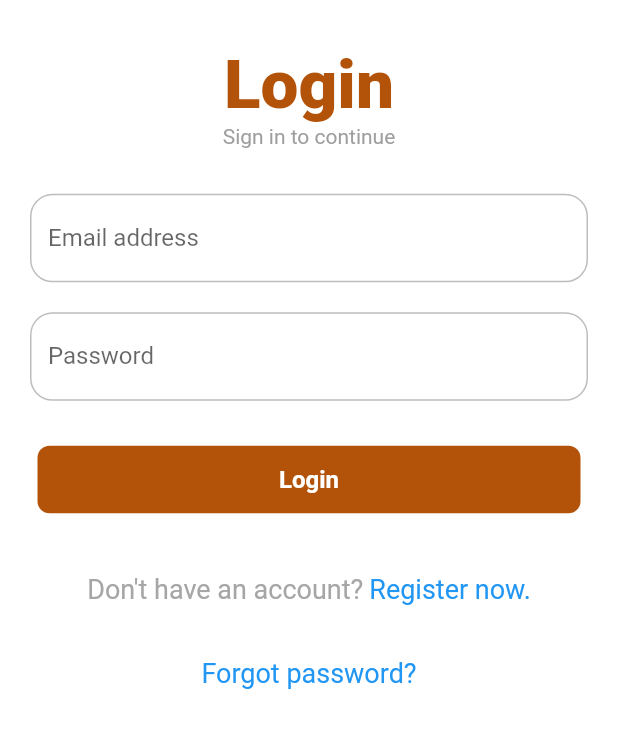
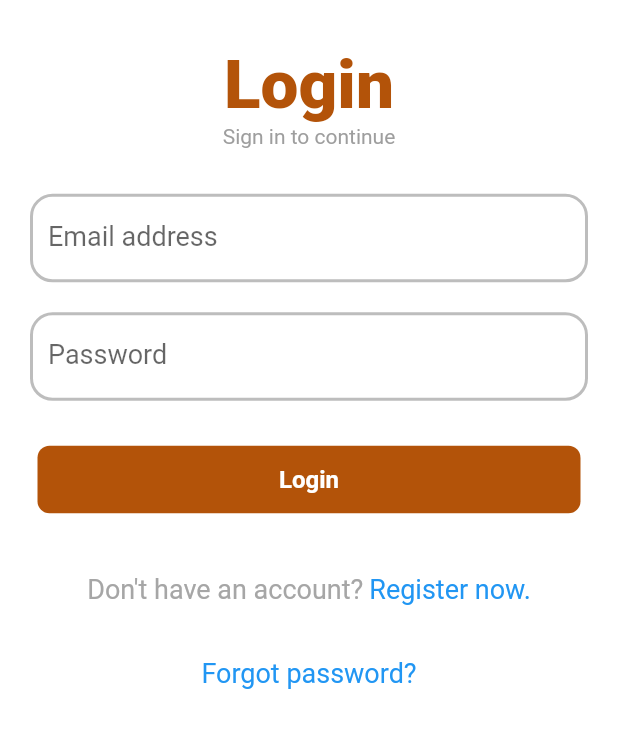
Before and after one commit to chatbuddyAI/chatbuddy-mobile, a Flutter app: the screen it shows after launch, on a phone screen of 412 x 824 dp, the part 114-862 px from its top. Run offline on Flutter 3.47's test engine with Material 2 defaults, Android fonts, the phone set to English and light mode, and no system bars; our stand-ins replace chat_bubbles, flutter_credit_card, flutter_slidable, flutter_spinkit, grouped_list, shared_preferences and 1 more; missing offline and left inert: restart_app, webview_flutter_android, webview_flutter_wkwebview.

Commit message:
increased text field border size & label text size

```diff
--- a/lib/features/authentication/widgets/my_text_field.dart
+++ b/lib/features/authentication/widgets/my_text_field.dart
@@ -29,6 +29,7 @@ class MyTextField extends StatelessWidget {
         decoration: InputDecoration(
           labelText: label,
           enabled: isEnabled,
+          labelStyle: TextStyle(fontSize: 18),
           hintText: hintText,
           // border: OutlineInputBorder(
           //   borderRadius: BorderRadius.circular(20),
@@ -41,14 +42,15 @@ class MyTextField extends StatelessWidget {
             ),
           ),
           enabledBorder: OutlineInputBorder(
-            borderSide: BorderSide(color: Colors.grey.shade400),
+            borderSide: BorderSide(color: Colors.grey.shade400, width: 2),
             borderRadius: const BorderRadius.all(
               Radius.circular(15),
             ),
           ),
           focusedBorder: OutlineInputBorder(
             borderRadius: BorderRadius.circular(20),
-            borderSide: BorderSide(color: Theme.of(context).primaryColor),
+            borderSide:
+                BorderSide(color: Theme.of(context).primaryColor, width: 3),
           ),
           // fillColor: Colors.grey.shade200,
           // filled: true,
```
